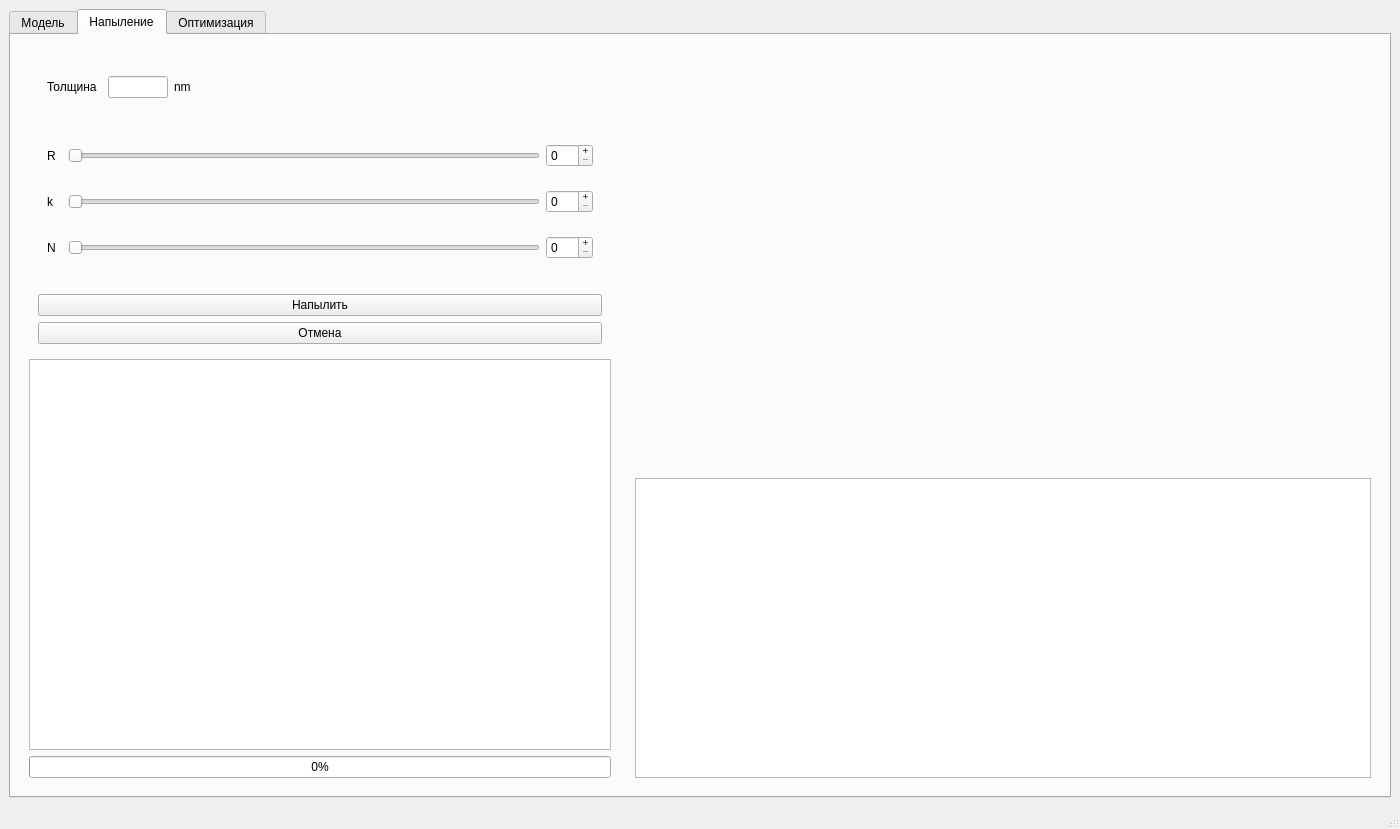
Above: gui.ui from MarchiyGV/RotationAndDeposition before the change. Below: the same form after it.
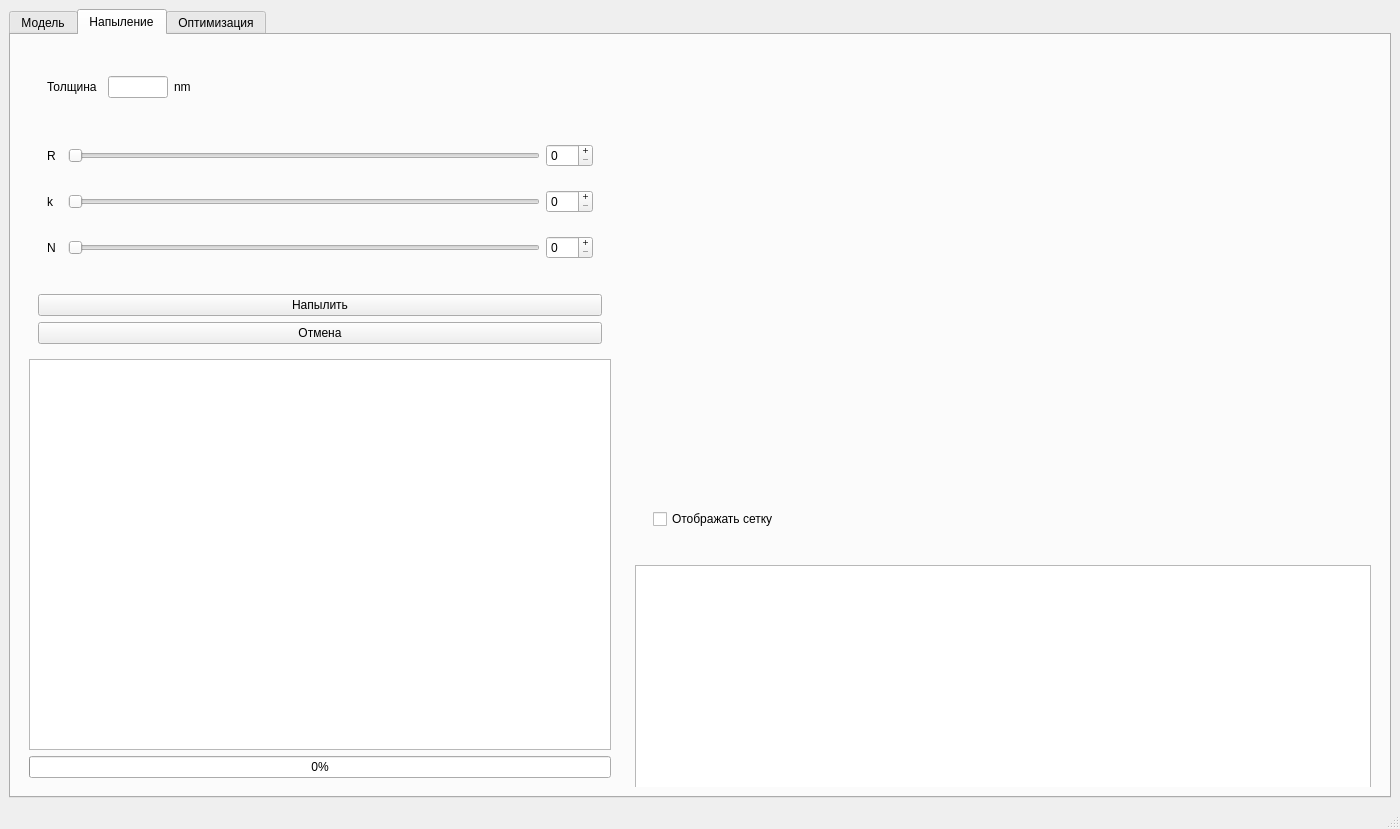
That is the form after the change. Icons and pictures are not drawn.

Commit message: added mesh to plot

Patch:
```diff
--- a/gui.ui
+++ b/gui.ui
@@ -532,6 +532,13 @@
                    <layout class="QVBoxLayout" name="geometry_vl"/>
                   </widget>
                  </item>
+                 <item>
+                  <widget class="QCheckBox" name="meshBox">
+                   <property name="text">
+                    <string>Отображать сетку</string>
+                   </property>
+                  </widget>
+                 </item>
                 </layout>
                </widget>
               </item>
@@ -541,7 +548,7 @@
            <item>
             <widget class="QTextBrowser" name="deposition_output">
              <property name="sizePolicy">
-              <sizepolicy hsizetype="Expanding" vsizetype="MinimumExpanding">
+              <sizepolicy hsizetype="Expanding" vsizetype="Minimum">
                <horstretch>0</horstretch>
                <verstretch>0</verstretch>
               </sizepolicy>
@@ -549,13 +556,13 @@
              <property name="minimumSize">
               <size>
                <width>400</width>
-               <height>250</height>
+               <height>225</height>
               </size>
              </property>
              <property name="maximumSize">
               <size>
                <width>16777215</width>
-               <height>300</height>
+               <height>200</height>
               </size>
              </property>
             </widget>
```
The commit also changes 2 other files.
